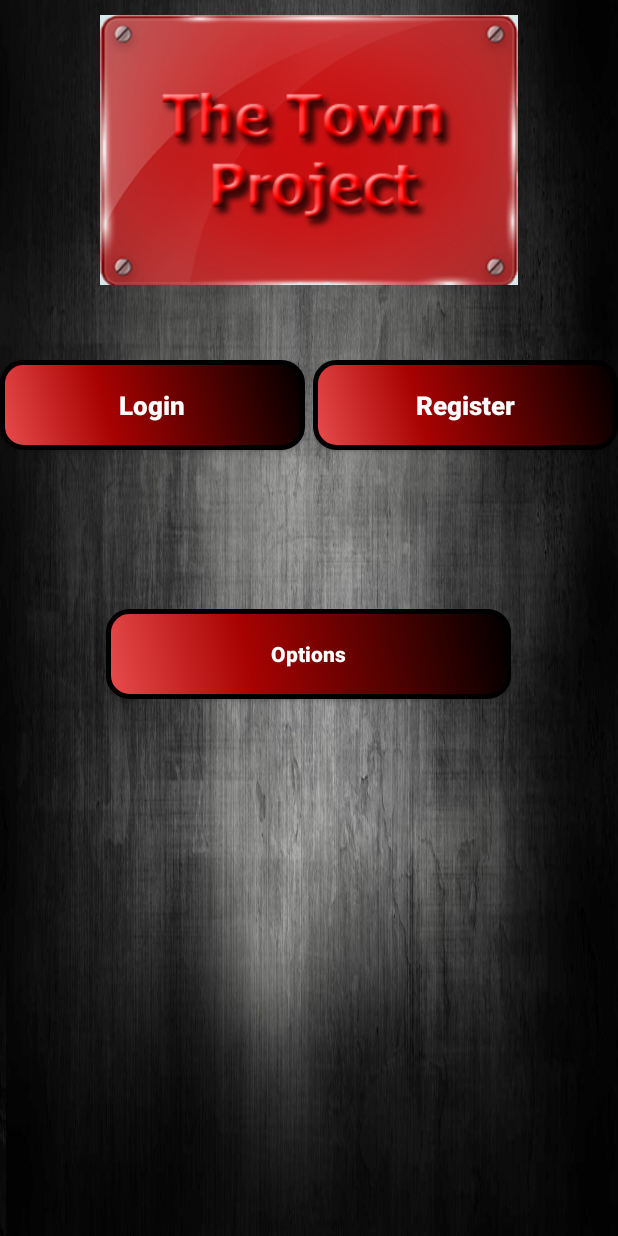
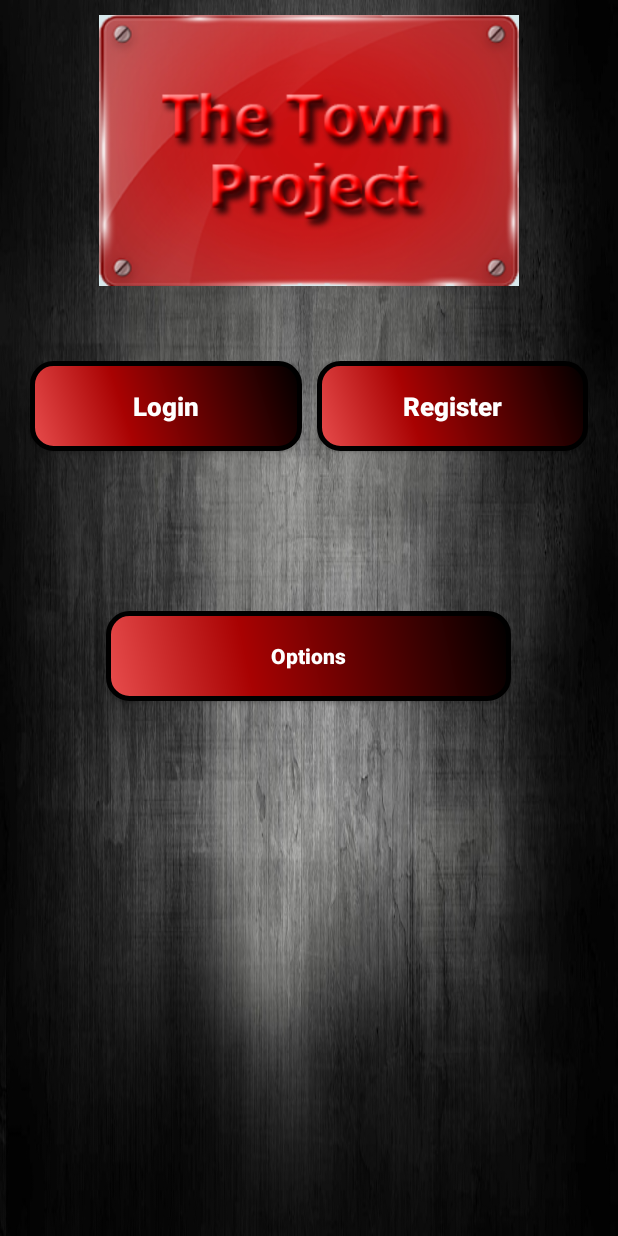
Before and after one commit to FreezeHeat/TheTownAndroid, an Android app: the MainActivity screen opened directly, with no data from a screen before it, on a phone screen of 412 x 824 dp. Run offline under Robolectric (Android 15) with nearby library versions, the light colour scheme and no system bars; network calls fail.

Commit message:
pop up activity, gifs, htmls, gui fixes

```diff
--- a/app/src/main/res/layout-land/activity_lobby.xml
+++ b/app/src/main/res/layout-land/activity_lobby.xml
@@ -29,6 +29,7 @@
             android:layout_width="match_parent"
             android:layout_height="match_parent"
             android:orientation="vertical"
+            android:layout_marginBottom="20dp"
             android:layout_weight="90"
             android:weightSum="100">
 
@@ -67,6 +68,7 @@
                 android:layout_weight="20"/>
 
             <Button
+
                 android:layout_width="wrap_content"
                 android:layout_height="wrap_content"
                 android:layout_gravity="center"
@@ -75,7 +77,7 @@
                 android:id="@+id/lobby_btn_options"
                 android:background="@drawable/round_button_small"
                 android:layout_margin="2dp"
-                android:layout_weight="20"/>
+                android:layout_weight="20" />
         </LinearLayout>
 
         <ListView android:id="@+id/left_drawer"
--- a/app/src/main/res/layout-land/activity_main.xml
+++ b/app/src/main/res/layout-land/activity_main.xml
@@ -19,6 +19,8 @@
         android:layout_marginBottom="50dp" />
 
     <LinearLayout
+        android:paddingRight="20dp"
+        android:paddingLeft="20dp"
         android:orientation="horizontal"
         android:layout_width="wrap_content"
         android:layout_height="wrap_content"
--- a/app/src/main/res/layout-land/activity_register.xml
+++ b/app/src/main/res/layout-land/activity_register.xml
@@ -3,13 +3,15 @@
     android:orientation="vertical" android:layout_width="match_parent"
     android:layout_height="match_parent"
     style="@style/myBackgroundSmall"
-    android:weightSum="1">
+    android:weightSum="1"
+
+    >
 
 
     <ImageView
         android:id="@+id/login_phone_icon"
         android:layout_gravity="center"
-        android:layout_width="110dp"
+        android:layout_width="120dp"
         android:layout_height="60dp"
         android:scaleType="fitXY"
         android:src="@drawable/login"
--- a/app/src/main/res/layout/activity_main.xml
+++ b/app/src/main/res/layout/activity_main.xml
@@ -24,6 +24,8 @@
         android:layout_height="wrap_content"
         android:layout_gravity="center"
         android:layout_weight="20"
+        android:paddingLeft="20dp"
+        android:paddingRight="20dp"
         android:weightSum="100"
         android:layout_marginBottom="5dp">
 
@@ -33,11 +35,12 @@
                 android:textSize="17sp"
                 android:background="@drawable/round_button"
                 android:textStyle="bold"
+
                 android:layout_gravity="center_horizontal"
                 android:hint="@string/main_btnLogin"
                 android:textColorHint="@android:color/white"
                 android:id="@+id/main_btnLogin"
-                android:layout_marginRight="5dp"
+                android:layout_marginRight="10dp"
                 android:layout_weight="50"/>
 
         <Button
@@ -54,12 +57,12 @@
     </LinearLayout>
 
     <LinearLayout
+
         android:orientation="horizontal"
         android:layout_width="wrap_content"
         android:layout_height="wrap_content"
         android:layout_weight="40"
-        android:layout_gravity="center"
-        android:layout_marginBottom="5dp">
+        android:layout_gravity="center">
 
         <Button
                 android:layout_width="wrap_content"
```
Also changed, not shown: app/src/main/AndroidManifest.xml (+11 -0 lines), app/src/main/java/ben_and_asaf_ttp/thetownproject/Pop.java (added, +25 -0 lines), app/src/main/res/layout/activity_pop.xml (added, +23 -0 lines), app/src/main/assets/execute.gif (added), app/src/main/assets/moon.gif (added), app/src/main/assets/murder.gif (added), app/src/main/assets/sun.gif (added), 4 other files.
